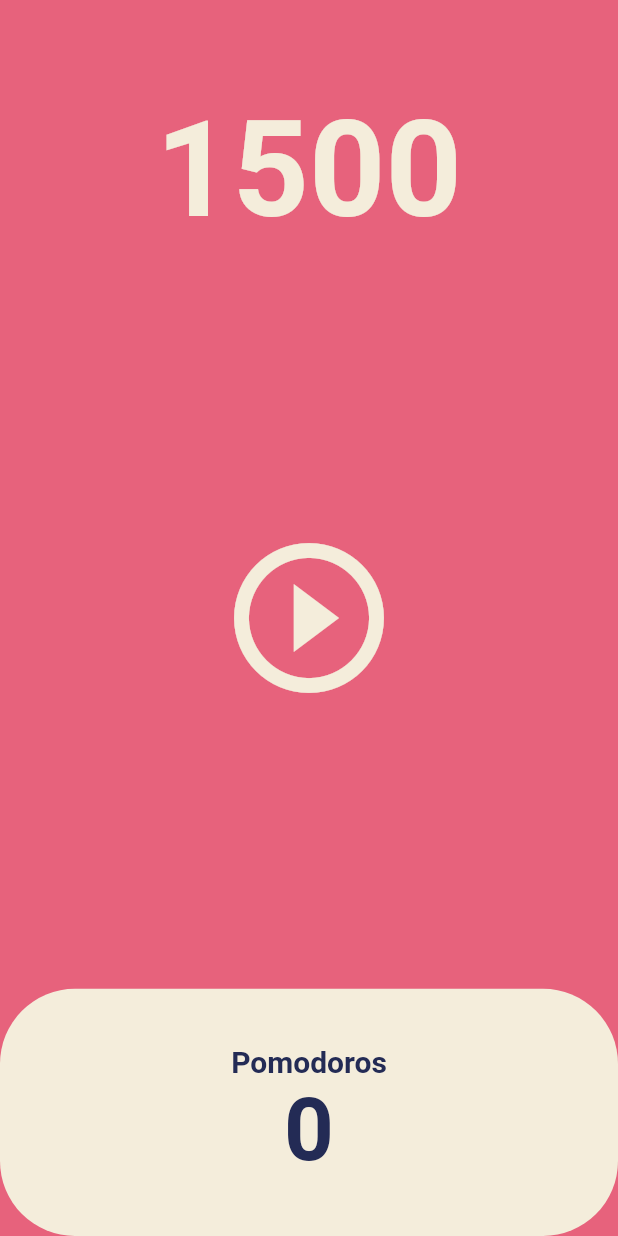
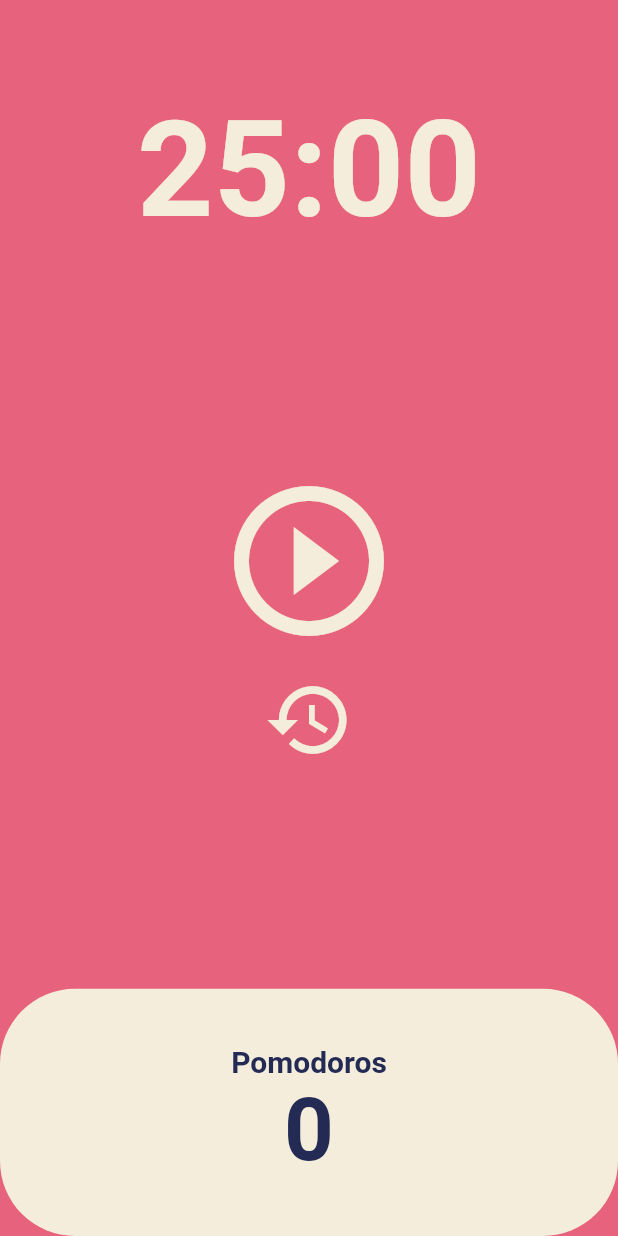
Before and after one commit to guraband/practice-flutter-for-beginners, a Flutter app: the screen it shows after launch, on a phone screen of 412 x 824 dp. Run offline on Flutter 3.47's test engine with Material 2 defaults, Android fonts, the phone set to English and light mode, and no system bars.

Commit message:
#5.4 Code Challenge 완료료

```diff
--- a/lib/widgets/screens/home_screen.dart
+++ b/lib/widgets/screens/home_screen.dart
@@ -10,14 +10,25 @@ class HomeScreen extends StatefulWidget {
 }
 
 class _HomeScreenState extends State<HomeScreen> {
-  int totalSeconds = 1500;
+  static const initTotalSeconds = 1500;
+  int totalSeconds = initTotalSeconds;
   bool isRunning = false;
+  int totalPomodoros = 0;
   late Timer timer;
 
   void onTick(Timer timer) {
+    if (totalSeconds == 0) {
+      setState(() {
+        totalPomodoros++;
+        isRunning = false;
+        totalSeconds = initTotalSeconds;
+      });
+      timer.cancel();
+    } else {
       setState(() {
         totalSeconds--;
       });
+    }
   }
 
   void onStartPressed() {
@@ -38,6 +49,19 @@ class _HomeScreenState extends State<HomeScreen> {
     });
   }
 
+  void onResetPressed() {
+    setState(() {
+      isRunning = false;
+      totalSeconds = initTotalSeconds;
+    });
+    timer.cancel();
+  }
+
+  String format(int seconds) {
+    var duration = Duration(seconds: seconds);
+    return duration.toString().split('.').first.substring(2, 7);
+  }
+
   @override
   Widget build(BuildContext context) {
     return Scaffold(
@@ -49,7 +73,7 @@ class _HomeScreenState extends State<HomeScreen> {
             child: Container(
               alignment: Alignment.bottomCenter,
               child: Text(
-                '$totalSeconds',
+                format(totalSeconds),
                 style: TextStyle(
                   color: Theme.of(context).cardColor,
                   fontSize: 89,
@@ -60,8 +84,10 @@ class _HomeScreenState extends State<HomeScreen> {
           ),
           Flexible(
             flex: 3,
-            child: Center(
-              child: IconButton(
+            child: Column(
+              mainAxisAlignment: MainAxisAlignment.center,
+              children: [
+                IconButton(
                   icon: Icon(isRunning
                       ? Icons.pause_circle_outlined
                       : Icons.play_circle_outline),
@@ -69,6 +95,13 @@ class _HomeScreenState extends State<HomeScreen> {
                   color: Theme.of(context).cardColor,
                   onPressed: isRunning ? onPausePressed : onStartPressed,
                 ),
+                IconButton(
+                  icon: const Icon(Icons.restore_outlined),
+                  iconSize: 60,
+                  color: Theme.of(context).cardColor,
+                  onPressed: onResetPressed,
+                ),
+              ],
             ),
           ),
           Flexible(
@@ -94,7 +127,7 @@ class _HomeScreenState extends State<HomeScreen> {
                           ),
                         ),
                         Text(
-                          '0',
+                          '$totalPomodoros',
                           style: TextStyle(
                             fontSize: 58,
                             fontWeight: FontWeight.w600,
```
Lines whose indentation alone changed are shown as unchanged.
